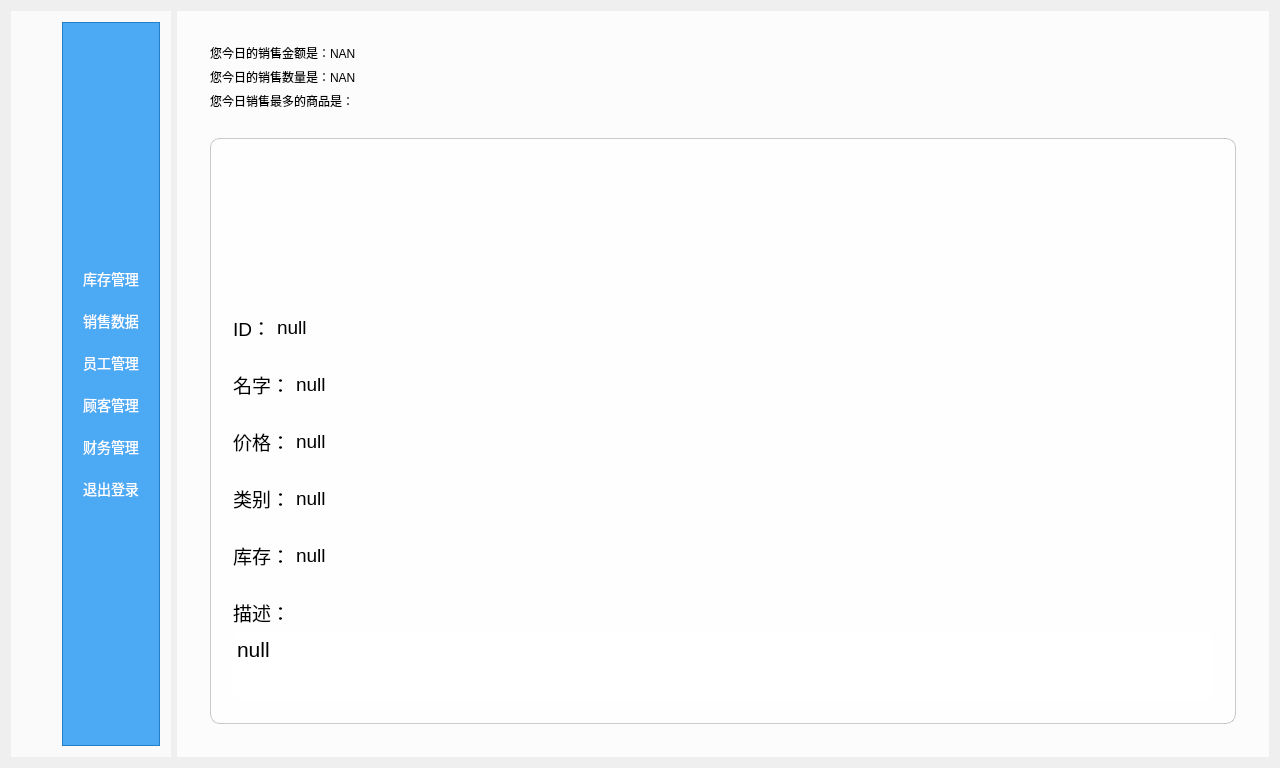
The window that ManagerWindowClass.ui (xuanyuanbuchen/LoginWindow) describes before a commit, drawn with Qt 5.
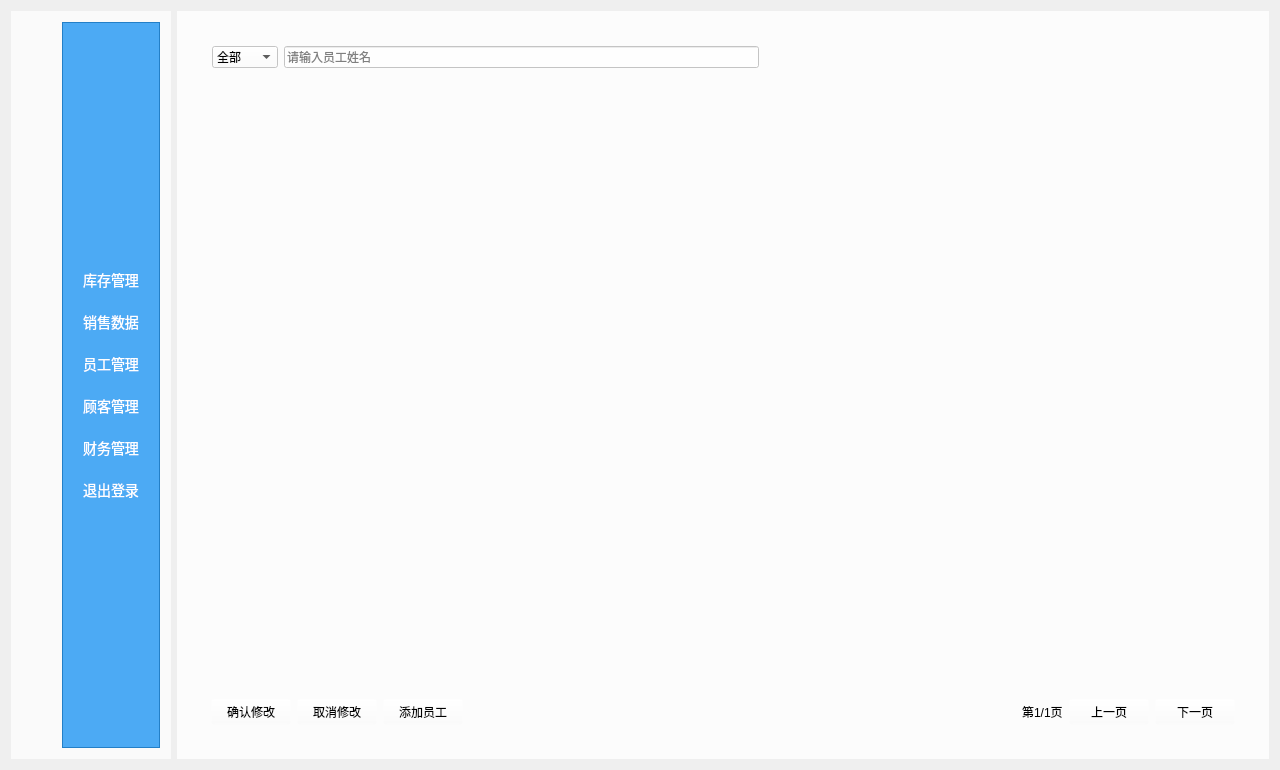
The same window after the commit. The open tabs and pages were chosen to show the change. Icons and pictures are not drawn. Custom widgets are drawn as their Qt base class.

Commit message: 1.实现了商品的添加功能 2.修复了登录登出时页面没有关闭的内存溢出错误 3.修改了库存Wudget的长度，长得更好看了 4.实现了销售数据的展示，修改，添加 5.实现了员工数据的展示，修改，添加 6。将OrderPagination改名为TableViewPagination，为其他tabelview服务

Patch:
```diff
--- a/ManagerWindowClass.ui
+++ b/ManagerWindowClass.ui
@@ -7,7 +7,7 @@
     <x>0</x>
     <y>0</y>
     <width>1280</width>
-    <height>768</height>
+    <height>770</height>
    </rect>
   </property>
   <property name="minimumSize">
@@ -602,502 +602,323 @@
       </property>
       <layout class="QHBoxLayout" name="horizontalLayout_2">
        <item>
-        <widget class="QWidget" name="widget_10" native="true">
+        <widget class="QFrame" name="frame_6">
          <property name="styleSheet">
-          <string notr="true">QWidget{
+          <string notr="true">QFrame{
 background-color:rgba(255,255,255,0.0);
 }</string>
+         </property>
+         <property name="frameShape">
+          <enum>QFrame::StyledPanel</enum>
+         </property>
+         <property name="frameShadow">
+          <enum>QFrame::Raised</enum>
+         </property>
+         <layout class="QVBoxLayout" name="verticalLayout_4">
+          <item>
+           <widget class="QFrame" name="frame_7">
+            <property name="maximumSize">
+             <size>
+              <width>16777215</width>
+              <height>50</height>
+             </size>
+            </property>
+            <property name="styleSheet">
+             <string notr="true">QFrame{
+background-color:rgba(255,255,255,0.0);
+}</string>
+            </property>
+            <property name="frameShape">
+             <enum>QFrame::StyledPanel</enum>
+            </property>
+            <property name="frameShadow">
+             <enum>QFrame::Raised</enum>
+            </property>
+            <layout class="QHBoxLayout" name="horizontalLayout_11">
+             <property name="sizeConstraint">
+              <enum>QLayout::SetDefaultConstraint</enum>
+             </property>
+             <item>
+              <widget class="QComboBox" name="staffComboBoxRole">
+               <property name="font">
+                <font>
+                 <pointsize>9</pointsize>
+                </font>
+               </property>
+               <property name="currentIndex">
+                <number>0</number>
+               </property>
+               <property name="maxCount">
+                <number>2147483646</number>
+               </property>
+               <item>
+                <property name="text">
+                 <string>全部</string>
+                </property>
+               </item>
+               <item>
+                <property name="text">
+                 <string>店长</string>
+                </property>
+               </item>
+               <item>
+                <property name="text">
+                 <string>收银员</string>
+                </property>
+               </item>
+              </widget>
+             </item>
+             <item>
+              <widget class="SearchEdit" name="staffNameLine">
+               <property name="font">
+                <font>
+                 <pointsize>9</pointsize>
+                </font>
+               </property>
+               <property name="placeholderText">
+                <string>请输入员工姓名</string>
+               </property>
+              </widget>
+             </item>
+             <item>
+              <spacer name="horizontalSpacer_7">
+               <property name="orientation">
+                <enum>Qt::Horizontal</enum>
+               </property>
+               <property name="sizeHint" stdset="0">
+                <size>
+                 <width>40</width>
+                 <height>20</height>
+                </size>
+               </property>
+              </spacer>
+             </item>
+            </layout>
+           </widget>
+          </item>
+          <item>
+           <widget class="QWidget" name="widget_6" native="true">
+            <property name="styleSheet">
+             <string notr="true">QWidget{
+background-color:rgba(255,255,255,0.0);
+}</string>
+            </property>
+            <layout class="QHBoxLayout" name="horizontalLayout_12">
+             <item>
+              <widget class="QTableView" name="staffTableView"/>
+             </item>
+            </layout>
+           </widget>
+          </item>
+          <item>
+           <widget class="QWidget" name="widget_7" native="true">
+            <property name="maximumSize">
+             <size>
+              <width>16777215</width>
+              <height>50</height>
+             </size>
+            </property>
+            <property name="styleSheet">
+             <string notr="true">QWidget{
+background-color:rgba(255,255,255,0.0);
+}</string>
+            </property>
+            <layout class="QHBoxLayout" name="horizontalLayout_13">
+             <item>
+              <widget class="QPushButton" name="staffChangedAcceptBtn">
+               <property name="text">
+                <string>确认修改</string>
+               </property>
+              </widget>
+             </item>
+             <item>
+              <widget class="QPushButton" name="staffChangedCancelBtn">
+               <property name="text">
+                <string>取消修改</string>
+               </property>
+              </widget>
+             </item>
+             <item>
+              <widget class="QPushButton" name="addStaffBtn">
+               <property name="text">
+                <string>添加员工</string>
+               </property>
+              </widget>
+             </item>
+             <item>
+              <spacer name="horizontalSpacer_10">
+               <property name="orientation">
+                <enum>Qt::Horizontal</enum>
+               </property>
+               <property name="sizeHint" stdset="0">
+                <size>
+                 <width>40</width>
+                 <height>20</height>
+                </size>
+               </property>
+              </spacer>
+             </item>
+             <item>
+              <widget class="QLabel" name="staffPageLabel">
+               <property name="text">
+                <string>第1/1页</string>
+               </property>
+              </widget>
+             </item>
+             <item>
+              <widget class="QPushButton" name="preStaffPageBtn">
+               <property name="text">
+                <string>上一页</string>
+               </property>
+              </widget>
+             </item>
+             <item>
+              <widget class="QPushButton" name="nextStaffPageBtn">
+               <property name="text">
+                <string>下一页</string>
+               </property>
+              </widget>
+             </item>
+            </layout>
+           </widget>
+          </item>
+         </layout>
+        </widget>
+       </item>
+      </layout>
+     </widget>
+     <widget class="QWidget" name="page_4">
+      <property name="styleSheet">
+       <string notr="true">QWidget{
+background-color:rgba(255,255,255,0.8);
+}</string>
+      </property>
+      <layout class="QHBoxLayout" name="horizontalLayout_20">
+       <item>
+        <widget class="QFrame" name="frame_8">
+         <property name="styleSheet">
+          <string notr="true">QFrame{
+background-color:rgba(255,255,255,0.0);
+}</string>
+         </property>
+         <property name="frameShape">
+          <enum>QFrame::StyledPanel</enum>
+         </property>
+         <property name="frameShadow">
+          <enum>QFrame::Raised</enum>
          </property>
          <layout class="QVBoxLayout" name="verticalLayout_6">
+          <item>
+           <widget class="QFrame" name="frame_10">
+            <property name="maximumSize">
+             <size>
+              <width>16777215</width>
+              <height>50</height>
+             </size>
+            </property>
+            <property name="styleSheet">
+             <string notr="true">QFrame{
+background-color:rgba(255,255,255,0.0);
+}</string>
+            </property>
+            <property name="frameShape">
+             <enum>QFrame::StyledPanel</enum>
+            </property>
+            <property name="frameShadow">
+             <enum>QFrame::Raised</enum>
+            </property>
+            <layout class="QHBoxLayout" name="horizontalLayout_17">
+             <property name="sizeConstraint">
+              <enum>QLayout::SetDefaultConstraint</enum>
+             </property>
+             <item>
+              <widget class="SearchEdit" name="saleNameLine_4">
+               <property name="font">
+                <font>
+                 <pointsize>9</pointsize>
+                </font>
+               </property>
+               <property name="placeholderText">
+                <string>请输入顾客姓名</string>
+               </property>
+              </widget>
+             </item>
+             <item>
+              <spacer name="horizontalSpacer_12">
+               <property name="orientation">
+                <enum>Qt::Horizontal</enum>
+               </property>
+               <property name="sizeHint" stdset="0">
+                <size>
+                 <width>40</width>
+                 <height>20</height>
+                </size>
+               </property>
+              </spacer>
+             </item>
+            </layout>
+           </widget>
+          </item>
+          <item>
+           <widget class="QWidget" name="widget_10" native="true">
+            <property name="styleSheet">
+             <string notr="true">QWidget{
+background-color:rgba(255,255,255,0.0);
+}</string>
+            </property>
+            <layout class="QHBoxLayout" name="horizontalLayout_18">
+             <item>
+              <widget class="QTableView" name="saleTableView_4"/>
+             </item>
+            </layout>
+           </widget>
+          </item>
           <item>
            <widget class="QWidget" name="widget_11" native="true">
+            <property name="maximumSize">
+             <size>
+              <width>16777215</width>
+              <height>50</height>
+             </size>
+            </property>
             <property name="styleSheet">
              <string notr="true">QWidget{
 background-color:rgba(255,255,255,0.0);
 }</string>
             </property>
-            <layout class="QVBoxLayout" name="verticalLayout_7">
+            <layout class="QHBoxLayout" name="horizontalLayout_19">
              <item>
-              <widget class="QLabel" name="salePricelabel">
-               <property name="text">
-                <string>您今日的销售金额是：NAN</string>
+              <spacer name="horizontalSpacer_13">
+               <property name="orientation">
+                <enum>Qt::Horizontal</enum>
                </property>
-              </widget>
+               <property name="sizeHint" stdset="0">
+                <size>
+                 <width>40</width>
+                 <height>20</height>
+                </size>
+               </property>
+              </spacer>
              </item>
              <item>
-              <widget class="QLabel" name="saleCountlabel">
+              <widget class="QLabel" name="salePageLabel_4">
                <property name="text">
-                <string>您今日的销售数量是：NAN</string>
+                <string>第1/1页</string>
                </property>
               </widget>
              </item>
              <item>
-              <widget class="QLabel" name="saleProductDescriptionLabel">
+              <widget class="QPushButton" name="preSalePageBtn_4">
                <property name="text">
-                <string>您今日销售最多的商品是：</string>
+                <string>上一页</string>
                </property>
               </widget>
              </item>
-            </layout>
-           </widget>
-          </item>
-          <item>
-           <widget class="QWidget" name="widget_12" native="true">
-            <property name="styleSheet">
-             <string notr="true">QWidget{
-background-color:rgba(255,255,255,0.0);
-}</string>
-            </property>
-            <layout class="QVBoxLayout" name="verticalLayout_10">
              <item>
-              <widget class="QFrame" name="frame_10">
-               <property name="styleSheet">
-                <string notr="true">QWidget {
-    background-color: rgba(255, 255, 255, 0.7); 
-    border-radius: 10px;                        
-    border: 1px solid rgba(0, 0, 0, 0.2);       
-}</string>
+              <widget class="QPushButton" name="nextSalePageBtn_4">
+               <property name="text">
+                <string>下一页</string>
                </property>
-               <property name="frameShape">
-                <enum>QFrame::StyledPanel</enum>
-               </property>
-               <property name="frameShadow">
-                <enum>QFrame::Raised</enum>
-               </property>
-               <layout class="QVBoxLayout" name="verticalLayout_8">
-                <item>
-                 <widget class="QLabel" name="productPicture">
-                  <property name="minimumSize">
-                   <size>
-                    <width>200</width>
-                    <height>200</height>
-                   </size>
-                  </property>
-                  <property name="maximumSize">
-                   <size>
-                    <width>200</width>
-                    <height>200</height>
-                   </size>
-                  </property>
-                  <property name="styleSheet">
-                   <string notr="true">QLabel {
-    background-color: rgba(255, 255, 255, 0.0); 
-    border-radius: 10px;                        
-    border: none;       
-}</string>
-                  </property>
-                  <property name="text">
-                   <string/>
-                  </property>
-                  <property name="pixmap">
-                   <pixmap resource="resource.qrc">:/res/default.jpg</pixmap>
-                  </property>
-                  <property name="scaledContents">
-                   <bool>true</bool>
-                  </property>
-                  <property name="alignment">
-                   <set>Qt::AlignCenter</set>
-                  </property>
-                 </widget>
-                </item>
-                <item>
-                 <widget class="QFrame" name="frame_11">
-                  <property name="styleSheet">
-                   <string notr="true">QWidget {
-    background-color: rgba(255, 255, 255, 0.0); 
-    border-radius: 10px;                        
-    border: none;       
-}</string>
-                  </property>
-                  <property name="frameShape">
-                   <enum>QFrame::StyledPanel</enum>
-                  </property>
-                  <property name="frameShadow">
-                   <enum>QFrame::Raised</enum>
-                  </property>
-                  <layout class="QHBoxLayout" name="horizontalLayout_19">
-                   <item>
-                    <widget class="QLabel" name="productID1">
-                     <property name="font">
-                      <font>
-                       <pointsize>14</pointsize>
-                      </font>
-                     </property>
-                     <property name="styleSheet">
-                      <string notr="true">QLabel {
-    background-color: rgba(255, 255, 255, 0.0); 
-    border-radius: 10px;                        
-    border: none;       
-}</string>
-                     </property>
-                     <property name="text">
-                      <string>ID：</string>
-                     </property>
-                    </widget>
-                   </item>
-                   <item>
-                    <widget class="QLabel" name="productID2">
-                     <property name="font">
-                      <font>
-                       <pointsize>14</pointsize>
-                      </font>
-                     </property>
-                     <property name="styleSheet">
-                      <string notr="true">QLabel {
-    background-color: rgba(255, 255, 255, 0.0); 
-    border-radius: 10px;                        
-    border: none;       
-}</string>
-                     </property>
-                     <property name="text">
-                      <string>null</string>
-                     </property>
-                    </widget>
-                   </item>
-                   <item>
-                    <spacer name="horizontalSpacer_8">
-                     <property name="orientation">
-                      <enum>Qt::Horizontal</enum>
-                     </property>
-                     <property name="sizeHint" stdset="0">
-                      <size>
-                       <width>40</width>
-                       <height>20</height>
-                      </size>
-                     </property>
-                    </spacer>
-                   </item>
-                  </layout>
-                 </widget>
-                </item>
-                <item>
-                 <widget class="QFrame" name="frame_12">
-                  <property name="styleSheet">
-                   <string notr="true">QWidget {
-    background-color: rgba(255, 255, 255, 0.0); 
-    border-radius: 10px;                        
-    border: none;       
-}</string>
-                  </property>
-                  <property name="frameShape">
-                   <enum>QFrame::StyledPanel</enum>
-                  </property>
-                  <property name="frameShadow">
-                   <enum>QFrame::Raised</enum>
-                  </property>
-                  <layout class="QHBoxLayout" name="horizontalLayout_20">
-                   <item>
-                    <widget class="QLabel" name="productName1">
-                     <property name="font">
-                      <font>
-                       <pointsize>14</pointsize>
-                      </font>
-                     </property>
-                     <property name="styleSheet">
-                      <string notr="true">QLabel {
-    background-color: rgba(255, 255, 255, 0.0); 
-    border-radius: 10px;                        
-    border: none;       
-}</string>
-                     </property>
-                     <property name="text">
-                      <string>名字：</string>
-                     </property>
-                    </widget>
-                   </item>
-                   <item>
-                    <widget class="QLabel" name="productName2">
-                     <property name="font">
-                      <font>
-                       <pointsize>14</pointsize>
-                      </font>
-                     </property>
-                     <property name="styleSheet">
-                      <string notr="true">QLabel {
-    background-color: rgba(255, 255, 255, 0.0); 
-    border-radius: 10px;                        
-    border: none;       
-}</string>
-                     </property>
-                     <property name="text">
-                      <string>null</string>
-                     </property>
-                    </widget>
-                   </item>
-                   <item>
-                    <spacer name="horizontalSpacer_11">
-                     <property name="orientation">
-                      <enum>Qt::Horizontal</enum>
-                     </property>
-                     <property name="sizeHint" stdset="0">
-                      <size>
-                       <width>40</width>
-                       <height>20</height>
-                      </size>
-                     </property>
-                    </spacer>
-                   </item>
-                  </layout>
-                 </widget>
-                </item>
-                <item>
-                 <widget class="QFrame" name="frame_13">
-                  <property name="styleSheet">
-                   <string notr="true">QWidget {
-    background-color: rgba(255, 255, 255, 0.0); 
-    border-radius: 10px;                        
-    border: none;       
-}</string>
-                  </property>
-                  <property name="frameShape">
-                   <enum>QFrame::StyledPanel</enum>
-                  </property>
-                  <property name="frameShadow">
-                   <enum>QFrame::Raised</enum>
-                  </property>
-                  <layout class="QHBoxLayout" name="horizontalLayout_21">
-                   <item>
-                    <widget class="QLabel" name="productPrice1">
-                     <property name="font">
-                      <font>
-                       <pointsize>14</pointsize>
-                      </font>
-                     </property>
-                     <property name="styleSheet">
-                      <string notr="true">QLabel {
-    background-color: rgba(255, 255, 255, 0.0); 
-    border-radius: 10px;                        
-    border: none;       
-}</string>
-                     </property>
-                     <property name="text">
-                      <string>价格：</string>
-                     </property>
-                    </widget>
-                   </item>
-                   <item>
-                    <widget class="QLabel" name="productPrice2">
-                     <property name="font">
-                      <font>
-                       <pointsize>14</pointsize>
-                      </font>
-                     </property>
-                     <property name="styleSheet">
-                      <string notr="true">QLabel {
-    background-color: rgba(255, 255, 255, 0.0); 
-    border-radius: 10px;                        
-    border: none;       
-}</string>
-                     </property>
-                     <property name="text">
-                      <string>null</string>
-                     </property>
-                    </widget>
-                   </item>
-                   <item>
-                    <spacer name="horizontalSpacer_12">
-                     <property name="orientation">
-                      <enum>Qt::Horizontal</enum>
-                     </property>
-                     <property name="sizeHint" stdset="0">
-                      <size>
-                       <width>40</width>
-                       <height>20</height>
-                      </size>
-                     </property>
-                    </spacer>
-                   </item>
-                  </layout>
-                 </widget>
-                </item>
-                <item>
-                 <widget class="QFrame" name="frame_14">
-                  <property name="styleSheet">
-                   <string notr="true">QWidget {
-    background-color: rgba(255, 255, 255, 0.0); 
-    border-radius: 10px;                        
-    border: none;       
-}</string>
-                  </property>
-                  <property name="frameShape">
-                   <enum>QFrame::StyledPanel</enum>
-                  </property>
-                  <property name="frameShadow">
-                   <enum>QFrame::Raised</enum>
-                  </property>
-                  <layout class="QHBoxLayout" name="horizontalLayout_22">
-                   <item>
-                    <widget class="QLabel" name="productCategory1">
-                     <property name="font">
-                      <font>
-                       <pointsize>14</pointsize>
-                      </font>
-                     </property>
-                     <property name="styleSheet">
-                      <string notr="true">QLabel {
-    background-color: rgba(255, 255, 255, 0.0); 
-    border-radius: 10px;                        
-    border: none;       
-}</string>
-                     </property>
-                     <property name="text">
-                      <string>类别：</string>
-                     </property>
-                    </widget>
-                   </item>
-                   <item>
-                    <widget class="QLabel" name="productCategory2">
-                     <property name="font">
-                      <font>
-                       <pointsize>14</pointsize>
-                      </font>
-                     </property>
-                     <property name="styleSheet">
-                      <string notr="true">QLabel {
-    background-color: rgba(255, 255, 255, 0.0); 
-    border-radius: 10px;                        
-    border: none;       
-}</string>
-                     </property>
-                     <property name="text">
-                      <string>null</string>
-                     </property>
-                    </widget>
-                   </item>
-                   <item>
-                    <spacer name="horizontalSpacer_13">
-                     <property name="orientation">
-                      <enum>Qt::Horizontal</enum>
-                     </property>
-                     <property name="sizeHint" stdset="0">
-                      <size>
-                       <width>40</width>
-                       <height>20</height>
-                      </size>
-                     </property>
-                    </spacer>
-                   </item>
-                  </layout>
-                 </widget>
-                </item>
-                <item>
-                 <widget class="QWidget" name="widget_13" native="true">
-                  <property name="styleSheet">
-                   <string notr="true">QWidget {
-    background-color: rgba(255, 255, 255, 0.0); 
-    border-radius: 10px;                        
-    border: none;       
-}</string>
-                  </property>
-                  <layout class="QHBoxLayout" name="horizontalLayout_23">
-                   <item>
-                    <widget class="QLabel" name="productCount1">
-                     <property name="font">
-                      <font>
-                       <pointsize>14</pointsize>
-                      </font>
-                     </property>
-                     <property name="styleSheet">
-                      <string notr="true">QLabel {
-    background-color: rgba(255, 255, 255, 0.0); 
-    border-radius: 10px;                        
-    border: none;       
-}</string>
-                     </property>
-                     <property name="text">
-                      <string>库存：</string>
-                     </property>
-                    </widget>
-                   </item>
-                   <item>
-                    <widget class="QLabel" name="productCount2">
-                     <property name="font">
-                      <font>
-                       <pointsize>14</pointsize>
-                      </font>
-                     </property>
-                     <property name="styleSheet">
-                      <string notr="true">QLabel {
-    background-color: rgba(255, 255, 255, 0.0); 
-    border-radius: 10px;                        
-    border: none;       
-}</string>
-                     </property>
-                     <property name="text">
-                      <string>null</string>
-                     </property>
-                    </widget>
-                   </item>
-                   <item>
-                    <spacer name="horizontalSpacer_14">
-                     <property name="orientation">
-                      <enum>Qt::Horizontal</enum>
-                     </property>
-                     <property name="sizeHint" stdset="0">
-                      <size>
-                       <width>40</width>
-                       <height>20</height>
-                      </size>
-                     </property>
-                    </spacer>
-                   </item>
-                  </layout>
-                 </widget>
-                </item>
-                <item>
-                 <widget class="QWidget" name="widget_14" native="true">
-                  <property name="styleSheet">
-                   <string notr="true">QWidget {
-    background-color: rgba(255, 255, 255, 0.0); 
-    border-radius: 10px;                        
-    border: none;       
-}</string>
-                  </property>
-                  <layout class="QVBoxLayout" name="verticalLayout_9">
-                   <item>
-                    <widget class="QLabel" name="productDescription">
-                     <property name="font">
-                      <font>
-                       <pointsize>14</pointsize>
-                      </font>
-                     </property>
-                     <property name="styleSheet">
-                      <string notr="true">QLabel {
-    background-color: rgba(255, 255, 255, 0.0); 
-    border-radius: 10px;                        
-    border: none;       
-}</string>
-                     </property>
-                     <property name="text">
-                      <string>描述：</string>
-                     </property>
-                    </widget>
-                   </item>
-                   <item>
-                    <widget class="QTextEdit" name="productTextEdit">
-                     <property name="styleSheet">
-                      <string notr="true">QTextEdit {
-    background-color: rgba(255, 255, 255, 1); 
-    border-radius: 10px;                        
-    border: none;       
-}</string>
-                     </property>
-                     <property name="html">
-                      <string>&lt;!DOCTYPE HTML PUBLIC &quot;-//W3C//DTD HTML 4.0//EN&quot; &quot;http://www.w3.org/TR/REC-html40/strict.dtd&quot;&gt;
-&lt;html&gt;&lt;head&gt;&lt;meta name=&quot;qrichtext&quot; content=&quot;1&quot; /&gt;&lt;meta charset=&quot;utf-8&quot; /&gt;&lt;style type=&quot;text/css&quot;&gt;
-p, li { white-space: pre-wrap; }
-hr { height: 1px; border-width: 0; }
-li.unchecked::marker { content: &quot;\2610&quot;; }
-li.checked::marker { content: &quot;\2612&quot;; }
-&lt;/style&gt;&lt;/head&gt;&lt;body style=&quot; font-family:'Microsoft YaHei UI'; font-size:9pt; font-weight:400; font-style:normal;&quot;&gt;
-&lt;p style=&quot; margin-top:0px; margin-bottom:0px; margin-left:0px; margin-right:0px; -qt-block-indent:0; text-indent:0px;&quot;&gt;&lt;span style=&quot; font-size:16pt;&quot;&gt;null&lt;/span&gt;&lt;/p&gt;&lt;/body&gt;&lt;/html&gt;</string>
-                     </property>
-                    </widget>
-                   </item>
-                  </layout>
-                 </widget>
-                </item>
-               </layout>
               </widget>
              </item>
             </layout>
```
Left out of the diff: 570 changed lines with no effect on the pictures. The commit also changes 12 other files.
